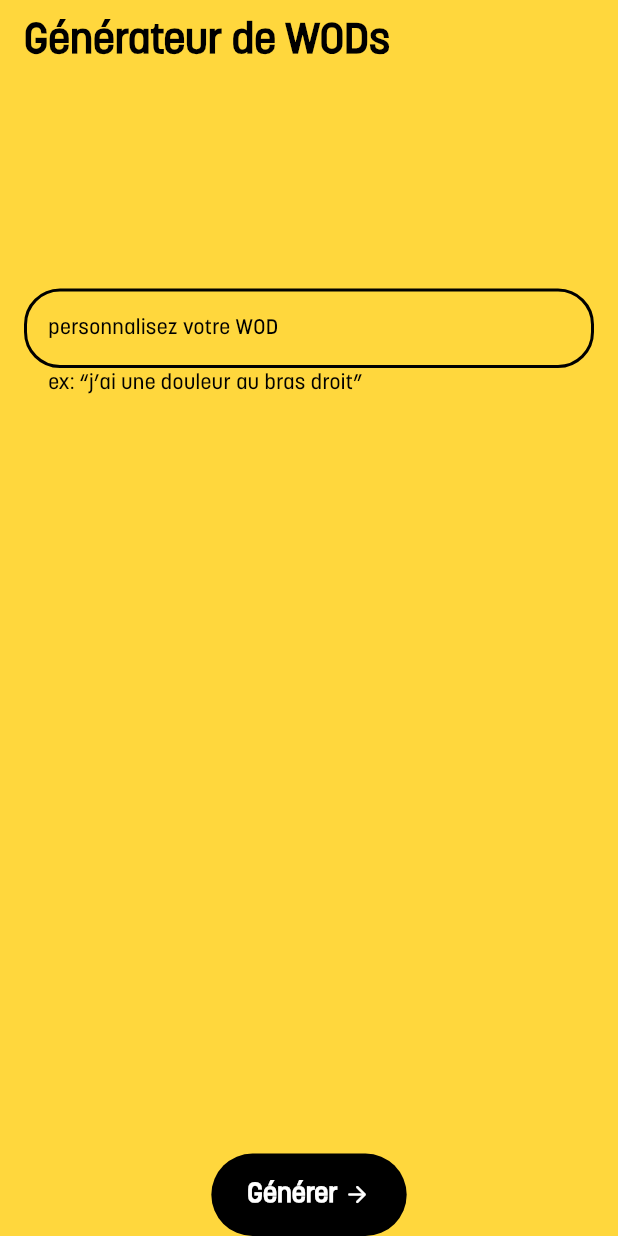
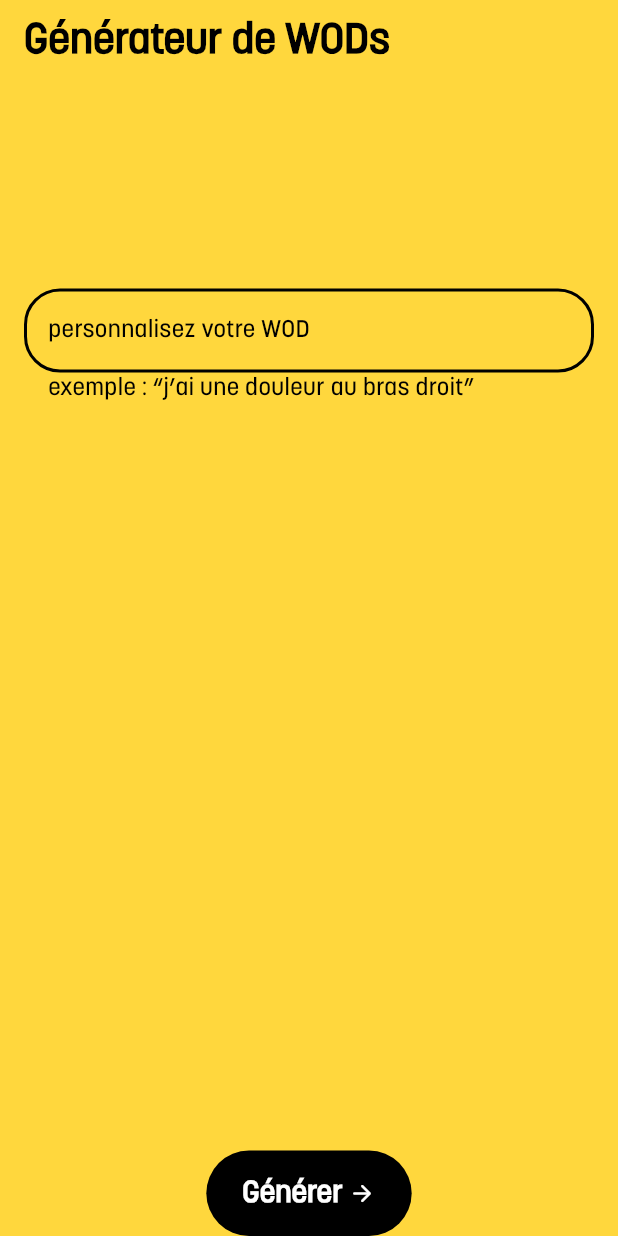
Before and after one commit to enzo-firmino/wods_generator, a Flutter app: the screen it shows after launch, after a tap on "Générer", on a phone screen of 412 x 824 dp. Run offline on Flutter 3.47's test engine with Material 2 defaults, Android fonts, the phone set to English and light mode, and no system bars; our stand-ins replace bloc, flutter_bloc, flutter_hooks, freezed_annotation, stop_watch_timer; missing offline and left inert: blinking_text; network calls fail.

Commit message:
Fix text size + create named constructor for CustomElevatedButton

```diff
--- a/lib/bloc/wod_chronometer/wod_chronometer_bloc.dart
+++ b/lib/bloc/wod_chronometer/wod_chronometer_bloc.dart
@@ -3,9 +3,7 @@ import 'package:freezed_annotation/freezed_annotation.dart';
 import 'package:stop_watch_timer/stop_watch_timer.dart';
 
 part 'wod_chronometer_bloc.freezed.dart';
-
 part 'wod_chronometer_event.dart';
-
 part 'wod_chronometer_state.dart';
 
 class WodChronometerBloc extends Bloc<WodChronometerEvent, WodChronometerState> {
@@ -14,7 +12,7 @@ class WodChronometerBloc extends Bloc<WodChronometerEvent, WodChronometerState>
           WodChronometerState(
             stopWatchTimer: StopWatchTimer(
               mode: StopWatchMode.countDown,
-              presetMillisecond: StopWatchTimer.getMilliSecFromSecond(timecap),
+              presetMillisecond: StopWatchTimer.getMilliSecFromMinute(timecap),
             ),
           ),
         ) {
--- a/lib/main.dart
+++ b/lib/main.dart
@@ -1,7 +1,7 @@
 import 'package:flutter/material.dart';
 import 'package:wods_generator/main_providers.dart';
 import 'package:wods_generator/presentation/screens/wods_generator/wods_generator_screen.dart';
-import 'package:wods_generator/presentation/util/light_theme.dart';
+import 'package:wods_generator/presentation/util/custom_theme.dart';
 
 void main() {
   runApp(const MyApp());
--- a/lib/presentation/design_system/custom_elevated_button.dart
+++ b/lib/presentation/design_system/custom_elevated_button.dart
@@ -2,16 +2,28 @@ import 'package:flutter/material.dart';
 
 class CustomElevatedButton extends StatelessWidget {
   final VoidCallback _onPressed;
-  final String _text;
+  final String? _text;
+  final IconData? _iconData;
   final Widget? _suffix;
 
-  const CustomElevatedButton({
+  const CustomElevatedButton.text({
     super.key,
     required VoidCallback onPressed,
     required String text,
     Widget? suffix,
   })  : _onPressed = onPressed,
         _text = text,
+        _iconData = null,
+        _suffix = suffix;
+
+  const CustomElevatedButton.icon({
+    super.key,
+    required VoidCallback onPressed,
+    required IconData iconData,
+    Widget? suffix,
+  })  : _onPressed = onPressed,
+        _text = null,
+        _iconData = iconData,
         _suffix = suffix;
 
   @override
@@ -26,10 +38,17 @@ class CustomElevatedButton extends StatelessWidget {
       child: Row(
         mainAxisSize: MainAxisSize.min,
         children: [
-          Text(
-            _text,
-            style: Theme.of(context).textTheme.titleLarge?.copyWith(color: Colors.white),
-          ),
+          if (_text != null)
+            Text(
+              _text!,
+              style: Theme.of(context).textTheme.titleLarge?.copyWith(color: Colors.white),
+            ),
+          if (_iconData != null)
+            Icon(
+              _iconData!,
+              color: Colors.white,
+              size: 28,
+            ),
           if (_suffix != null) _suffix!,
         ],
       ),
--- a/lib/presentation/screens/wods_generator/wods_generator_screen.dart
+++ b/lib/presentation/screens/wods_generator/wods_generator_screen.dart
@@ -15,7 +15,9 @@ class WodsGeneratorScreen extends HookWidget {
     TextEditingController textEditingController = useTextEditingController();
     return BlocListener<WodsGeneratorBloc, WodsGeneratorState>(
       listenWhen: (WodsGeneratorState prevState, WodsGeneratorState state) {
-        return prevState is! WodGeneratorSuccess && state is WodGeneratorSuccess;
+        return (ModalRoute.of(context)?.isCurrent ?? false) &&
+            prevState is! WodGeneratorSuccess &&
+            state is WodGeneratorSuccess;
       },
       listener: (context, state) {
         Navigator.of(context).push(
@@ -44,7 +46,10 @@ class WodsGeneratorScreen extends HookWidget {
                 alignment: Alignment.centerLeft,
                 child: Padding(
                   padding: const EdgeInsets.only(left: 16.0),
-                  child: Text('ex: “j’ai une douleur au bras droit”', style: Theme.of(context).textTheme.bodyMedium,),
+                  child: Text(
+                    'exemple : “j’ai une douleur au bras droit”',
+                    style: Theme.of(context).textTheme.bodyMedium,
+                  ),
                 ),
               ),
               const Spacer(),
@@ -54,7 +59,7 @@ class WodsGeneratorScreen extends HookWidget {
                 },
                 builder: (context, isLoading) {
                   return SafeArea(
-                    child: CustomElevatedButton(
+                    child: CustomElevatedButton.text(
                       onPressed: () {
                         context
                             .read<WodsGeneratorBloc>()
--- a/lib/presentation/screens/wods_list/widget/wod_card.dart
+++ b/lib/presentation/screens/wods_list/widget/wod_card.dart
@@ -53,7 +53,7 @@ class WodCard extends StatelessWidget {
                   const SizedBox(height: 2.0),
                   Text(
                     "Liste des exercices : ",
-                    style: Theme.of(context).textTheme.labelMedium?.copyWith(color: Colors.white),
+                    style: Theme.of(context).textTheme.bodyMedium?.copyWith(color: Colors.white),
                   ),
                   ..._wod.exercises.map(
                     (Exercise exercise) {
@@ -62,10 +62,10 @@ class WodCard extends StatelessWidget {
                         child: Row(
                           children: [
                             Text(
-                              '- ${exercise.name}  x${exercise.repetitions.toString()}',
+                              '- ${exercise.name}  ${exercise.repetitions != null ? 'x${exercise.repetitions.toString()}' : ''}',
                               style: Theme.of(context)
                                   .textTheme
-                                  .bodyMedium
+                                  .labelMedium
                                   ?.copyWith(color: Colors.white),
                             ),
                           ],
--- a/lib/presentation/util/light_theme.dart
+++ b/lib/presentation/util/custom_theme.dart
@@ -46,63 +46,63 @@ class CustomTheme {
         ),
         titleLarge: TextStyle(
           color: Colors.black,
-          fontSize: 18.0,
+          fontSize: 20.0,
           fontFamily: 'Korolev',
           fontWeight: FontWeight.bold,
           fontStyle: FontStyle.normal,
         ),
         titleMedium: TextStyle(
           color: Colors.black,
-          fontSize: 18.0,
+          fontSize: 20.0,
           fontFamily: 'Korolev',
           fontWeight: FontWeight.normal,
           fontStyle: FontStyle.normal,
         ),
         titleSmall: TextStyle(
           color: Colors.black,
-          fontSize: 18.0,
+          fontSize: 20.0,
           fontFamily: 'Korolev',
           fontWeight: FontWeight.normal,
           fontStyle: FontStyle.normal,
         ),
         labelLarge: TextStyle(
           color: Colors.black,
-          fontSize: 16.0,
+          fontSize: 18.0,
           fontFamily: 'Korolev',
           fontWeight: FontWeight.bold,
           fontStyle: FontStyle.normal,
         ),
         labelMedium: TextStyle(
           color: Colors.black,
-          fontSize: 16.0,
+          fontSize: 18.0,
           fontFamily: 'Korolev',
           fontWeight: FontWeight.normal,
           fontStyle: FontStyle.normal,
         ),
         labelSmall: TextStyle(
           color: Colors.black,
-          fontSize: 16.0,
+          fontSize: 18.0,
           fontFamily: 'Korolev',
           fontWeight: FontWeight.normal,
           fontStyle: FontStyle.normal,
         ),
         bodyLarge: TextStyle(
           color: Colors.black,
-          fontSize: 14.0,
+          fontSize: 16.0,
           fontFamily: 'Korolev',
           fontWeight: FontWeight.bold,
           fontStyle: FontStyle.normal,
         ),
         bodyMedium: TextStyle(
           color: Colors.black,
-          fontSize: 14.0,
+          fontSize: 16.0,
           fontFamily: 'Korolev',
           fontWeight: FontWeight.normal,
           fontStyle: FontStyle.normal,
         ),
         bodySmall: TextStyle(
           color: Colors.black,
-          fontSize: 12.0,
+          fontSize: 14.0,
           fontFamily: 'Korolev',
           fontWeight: FontWeight.normal,
           fontStyle: FontStyle.normal,
--- a/pubspec.yaml
+++ b/pubspec.yaml
@@ -1,5 +1,5 @@
 name: wods_generator
-description: A new Flutter project.
+description: Application de génération de WODs
 publish_to: 'none' # Remove this line if you wish to publish to pub.dev
 
 version: 1.0.0+1
```
Also changed, not shown: lib/presentation/screens/wod_chronometer/widget/action_buttons_chronometer.dart (+8 -8 lines), lib/presentation/screens/wod_chronometer/widget/finished_chronometer_selector.dart (+10 -3 lines), lib/bloc/wod_chronometer/wod_chronometer_bloc.freezed.dart, lib/bloc/wods_generator/wods_generator_bloc.freezed.dart, lib/domain/model/exercise/exercise.freezed.dart, lib/domain/model/exercise/exercise.g.dart, lib/domain/model/wod/wod.freezed.dart, 7 other files.
